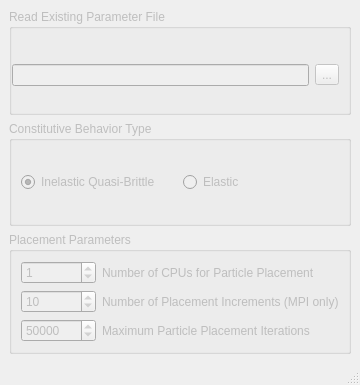
The window that freecad/chronoConcrete/gui/ldpmMeshProps.ui (Concrete-Chrono-Development/chrono-preprocessor) describes before a commit, drawn with Qt 5.
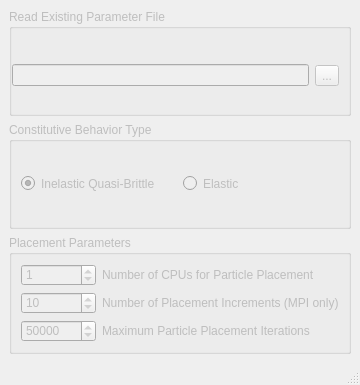
The same window after the commit. Icons and pictures are not drawn. Custom widgets are drawn as their Qt base class.

The edit to the form file:
```diff
--- a/freecad/chronoConcrete/gui/ldpmMeshProps.ui
+++ b/freecad/chronoConcrete/gui/ldpmMeshProps.ui
@@ -39,6 +39,9 @@
       <property name="enabled">
        <bool>false</bool>
       </property>
+      <property name="styleSheet">
+       <string notr="true">border-color: rgb(182, 182, 182);</string>
+      </property>
       <property name="title">
        <string>Read Existing Parameter File</string>
       </property>
@@ -81,7 +84,7 @@
        <bool>false</bool>
       </property>
       <property name="styleSheet">
-       <string notr="true"/>
+       <string notr="true">border-color: rgb(182, 182, 182);</string>
       </property>
       <property name="title">
        <string>Constitutive Behavior Type</string>
@@ -118,6 +121,9 @@
       <property name="enabled">
        <bool>false</bool>
       </property>
+      <property name="styleSheet">
+       <string notr="true">border-color: rgb(182, 182, 182);</string>
+      </property>
       <property name="title">
        <string>Placement Parameters</string>
       </property>
```
